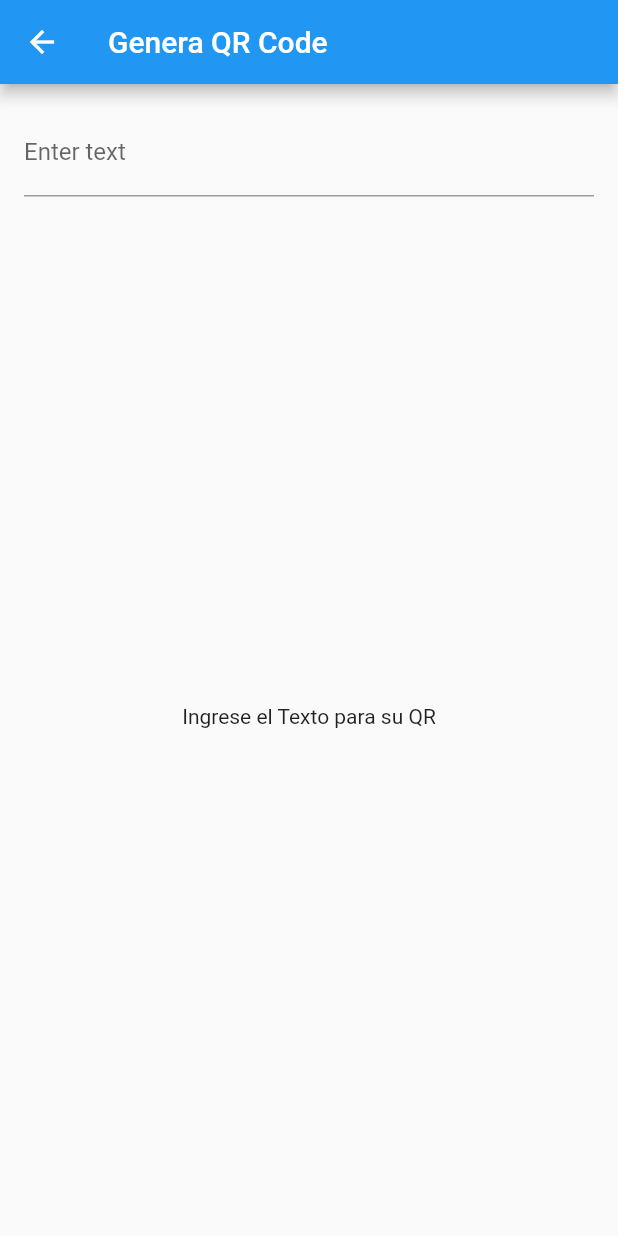
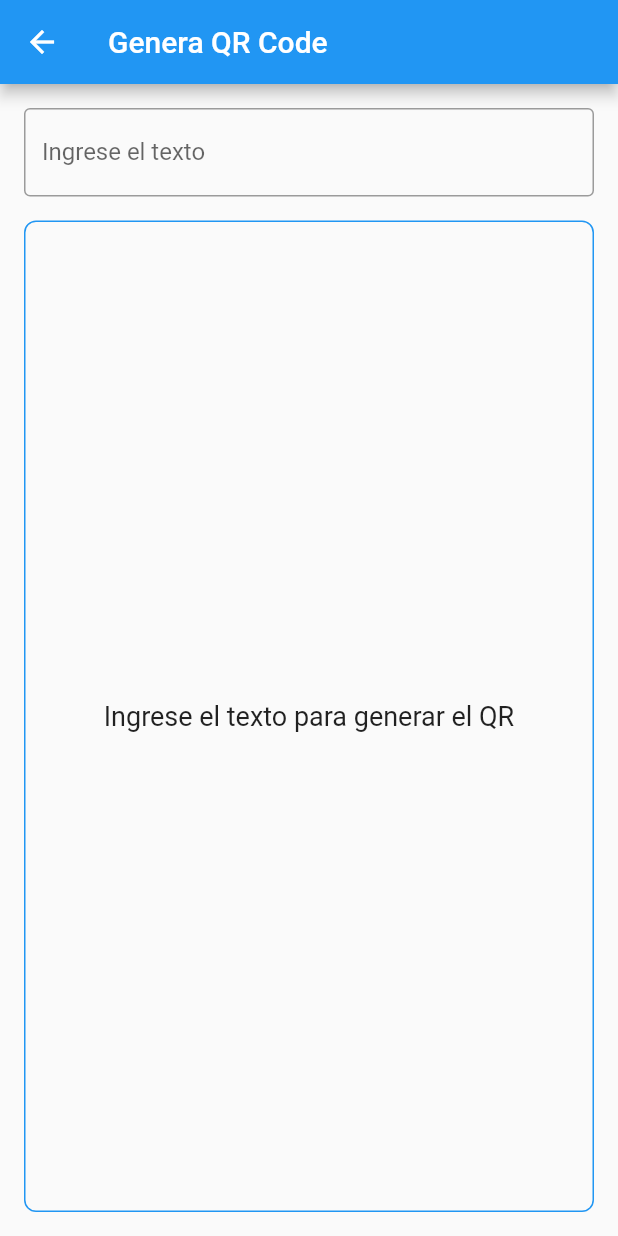
Before and after one commit to everjulian/QRFlutter, a Flutter app: the QrGeneratorPage screen opened by its route, on a phone screen of 412 x 824 dp. Run offline on Flutter 3.47's test engine with Material 2 defaults, Android fonts, the phone set to English and light mode, and no system bars; our stand-ins replace qr_flutter; missing offline and left inert: flutter_barcode_scanner.

```diff
--- a/lib/QrGeneratorPage.dart
+++ b/lib/QrGeneratorPage.dart
@@ -27,19 +27,29 @@ class _QrGeneratorPageState extends State<QrGeneratorPage> {
                 });
               },
               decoration: InputDecoration(
-                labelText: 'Enter text',
+                labelText: 'Ingrese el texto',
+                border: OutlineInputBorder(),
               ),
             ),
             SizedBox(height: 16.0),
             Expanded(
-              child: Center(
-                child: qrText.isNotEmpty
-                    ? QrImageView(
+              child: Container(
+                decoration: BoxDecoration(
+                  border: Border.all(color: Colors.blue),
+                  borderRadius: BorderRadius.circular(8.0),
+                ),
+                child: Center(
+                  child: qrText.isNotEmpty
+                      ? QrImageView(
   data: qrText,
   version: QrVersions.auto,
   size: 200.0,
 )
-                    : Text('Ingrese el Texto para su QR'),
+                      : Text(
+                          'Ingrese el texto para generar el QR',
+                          style: TextStyle(fontSize: 18.0),
+                        ),
+                ),
               ),
             ),
           ],
```
Also changed, not shown: lib/BarcodeScanPage.dart (+5 -13 lines).
